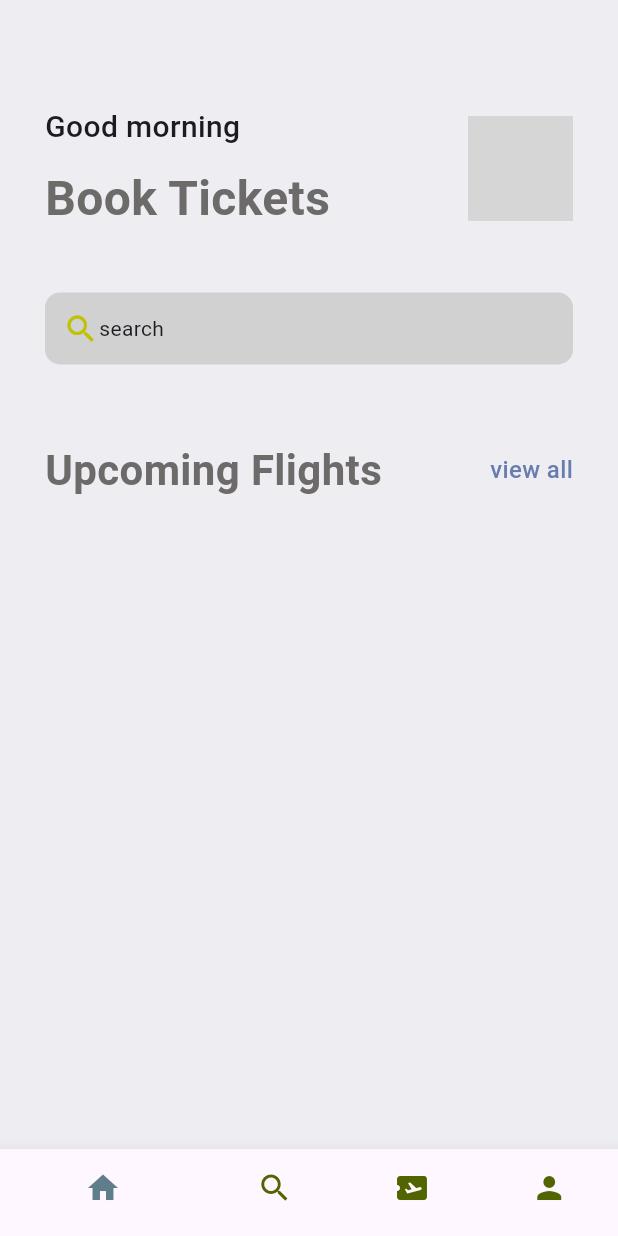
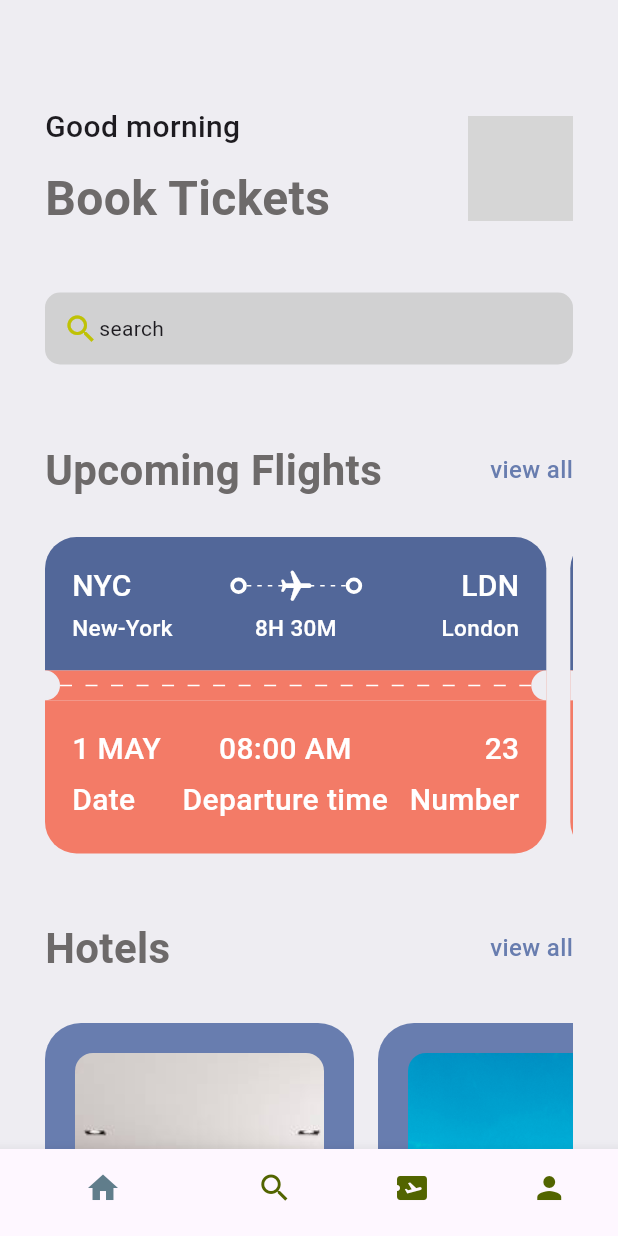
Before and after one commit to riya-powar/ticket-app, a Flutter app: the screen it shows after launch, on a phone screen of 412 x 824 dp. Run offline on Flutter 3.47's test engine with Material 3 defaults, Android fonts, the phone set to English and light mode, and no system bars; our stand-ins replace fluentui_icons; grey boxes are pictures that could not be loaded.

Commit message:
"Updated various files in the Flutter project, including widgets, screens, and routes, with changes to layout, styling, and navigation."

```diff
--- a/lib/base/res/styles/app_styles.dart
+++ b/lib/base/res/styles/app_styles.dart
@@ -7,6 +7,9 @@ class AppStyles {
   static Color primaryColor= primary;
   static Color textColor= const Color(0xFF6D6A6A);
   static Color bgColor= const Color(0xFFeeedf2);
+  static Color ticketBlue= const Color(0xFF526799);
+  static Color ticketOrange= const Color(0xFFF37B67);
+  static Color kakiColor= const Color(0xFFd2bdb6);
 
   static TextStyle textStyle=TextStyle(
     fontSize: 16,
@@ -30,4 +33,9 @@ class AppStyles {
     fontSize: 20,
     fontWeight: FontWeight.w500,
   );
+
+  static TextStyle headLineStyle4=TextStyle(
+    fontSize: 15,
+    fontWeight: FontWeight.w500,
+  );
 }
--- /dev/null
+++ b/lib/base/utils/all_json.dart
@@ -0,0 +1,81 @@
+List<Map<String,dynamic>> ticketList=[
+  {
+    'from':{
+      'code':"NYC",
+      'name':"New-York"
+    },
+    'to':{
+      'code':"LDN",
+      'name':"London"
+    },
+    'flying_time':'8H 30M',
+    'date':"1 MAY",
+    'departure_time':"08:00 AM",
+    'number':"23"
+  },
+  {
+    'from':{
+      'code':"DK",
+      'name':"Dhaka"
+    },
+    'to':{
+      'code':"SH",
+      'name':"Shanghai"
+    },
+    'flying_time':'4H 20M',
+    'date':"24 MAY",
+    'departure_time':"09:00 AM",
+    'number':"45"
+  },
+  {
+    'from':{
+      'code':"LA",
+      'name':"Los-Angeles"
+    },
+    'to':{
+      'code':"MUM",
+      'name':"Mumbai"
+    },
+    'flying_time':'8H 30M',
+    'date':"16 JULY",
+    'departure_time':"08:00 AM",
+    'number':"1"
+  },
+  {
+    'from':{
+      'code':"DK",
+      'name':"Dhaka"
+    },
+    'to':{
+      'code':"SH",
+      'name':"Shanghai"
+    },
+    'flying_time':'4H 20M',
+    'date':"10 MAY",
+    'departure_time':"09:00 AM",
+    'number':"45"
+  },
+];
+
+
+
+List<Map<String,dynamic>> hotelList=[
+  {
+    'image':'hotel_room.jpg',
+    'place':'Open Space',
+    'destination':'London',
+    'price':25
+  },
+  {
+    'image':'city_view.jpg',
+    'place':'Global Will',
+    'destination':'London',
+    'price':40
+  },
+  {
+    'image':'pool_view.avif',
+    'place':'Best Pool in the City',
+    'destination':'Dubai',
+    'price':68
+  },
+];
--- /dev/null
+++ b/lib/base/widgets/app_column_textlayout.dart
@@ -0,0 +1,21 @@
+import 'package:flutter/material.dart';
+import 'package:ticket_app/base/widgets/text_style_third.dart';
+
+class AppColumnTextlayout extends StatelessWidget {
+  final String topText;
+  final String bottomText;
+  final CrossAxisAlignment align;
+  const AppColumnTextlayout( {super.key, required this.topText, required this.bottomText, this.align=CrossAxisAlignment.start});
+
+  @override
+  Widget build(BuildContext context) {
+    return Column(
+                        crossAxisAlignment: align,
+                        children: [
+                          TextStyleThird(text: topText),
+                          const SizedBox(height: 5),
+                          TextStyleThird(text: bottomText),
+                        ],
+                      );
+  }
+}
--- a/lib/base/widgets/app_double_text.dart
+++ b/lib/base/widgets/app_double_text.dart
@@ -2,9 +2,10 @@ import 'package:flutter/material.dart';
 import 'package:ticket_app/base/res/styles/app_styles.dart';
 
 class AppDoubleText extends StatelessWidget {
-  const AppDoubleText({super.key,required this.bigText, required this.smallText});
+  const AppDoubleText({super.key,required this.bigText, required this.smallText, required this.func});
   final String bigText;
   final String smallText;
+  final VoidCallback func;
   @override
   Widget build(BuildContext context) {
     return Row(
@@ -13,7 +14,7 @@ class AppDoubleText extends StatelessWidget {
         Text(bigText, style: AppStyles.headLineStyle2),
         InkWell(
           onTap: (){
-
+            func();
           },
           child: Text(smallText,style: AppStyles.textStyle.copyWith(
             color:AppStyles.primaryColor
--- /dev/null
+++ b/lib/base/widgets/app_layoutbuilder_widget.dart
@@ -0,0 +1,27 @@
+import 'package:flutter/material.dart';
+import 'package:flutter/cupertino.dart';
+
+class AppLayoutBuilderWidget extends StatelessWidget {
+  final int randomDivider;
+  final double width;
+  const AppLayoutBuilderWidget({super.key, required this.randomDivider, this.width=3});
+
+  @override
+  Widget build(BuildContext context) {
+    return LayoutBuilder(builder: (BuildContext context, BoxConstraints constraints){
+      return Flex(
+        mainAxisAlignment: MainAxisAlignment.spaceBetween,
+        direction: Axis.horizontal,
+        children: List.generate((constraints.constrainWidth()/randomDivider).floor(), (index)=> SizedBox(
+          width: width,
+          height: 1,
+          child:const DecoratedBox(
+            decoration: BoxDecoration(
+              color: Colors.white,
+            ),
+          ),
+        )),
+      );
+    });
+  }
+}
--- /dev/null
+++ b/lib/base/widgets/big_circle.dart
@@ -0,0 +1,27 @@
+import 'package:flutter/material.dart';
+import 'package:ticket_app/base/res/styles/app_styles.dart';
+
+
+class BigCircle extends StatelessWidget {
+  final bool isRight;
+  const BigCircle({super.key, required this.isRight});
+
+  @override
+  Widget build(BuildContext context) {
+    return  SizedBox(
+                    height: 20,
+                    width: 10,
+                    child: DecoratedBox(decoration: BoxDecoration(
+                      color: AppStyles.bgColor,
+                      borderRadius: isRight==true? const BorderRadius.only(
+                        topLeft: Radius.circular(10),
+                        bottomLeft: Radius.circular(10)
+                      ): const BorderRadius.only(
+                        topRight: Radius.circular(10),
+                        bottomRight: Radius.circular(10)
+                      )
+
+                    ))
+                  );
+  }
+}
--- /dev/null
+++ b/lib/base/widgets/big_dot.dart
@@ -0,0 +1,17 @@
+import 'package:flutter/material.dart';
+import 'package:flutter/cupertino.dart';
+
+class BigDot extends StatelessWidget {
+  const BigDot({super.key});
+
+  @override
+  Widget build(BuildContext context) {
+    return Container(
+      padding: EdgeInsets.all(3),
+      decoration: BoxDecoration(
+        border: Border.all(width: 2.5, color: Colors.white),
+        borderRadius: BorderRadius.circular(20),
+      ),
+    );
+  }
+}
--- /dev/null
+++ b/lib/base/widgets/text_style_fourth.dart
@@ -0,0 +1,13 @@
+import 'package:flutter/material.dart';
+import 'package:ticket_app/base/res/styles/app_styles.dart';
+
+class TextStyleFourth extends StatelessWidget {
+  final String text;
+  final TextAlign align;
+  const TextStyleFourth({super.key, required this.text, this.align=TextAlign.start});
+
+  @override
+  Widget build(BuildContext context) {
+    return Text(text, style: AppStyles.headLineStyle4.copyWith(color: Colors.white), textAlign: align,);
+  }
+}
--- /dev/null
+++ b/lib/base/widgets/text_style_third.dart
@@ -0,0 +1,12 @@
+import 'package:flutter/material.dart';
+import 'package:ticket_app/base/res/styles/app_styles.dart';
+
+class TextStyleThird extends StatelessWidget {
+  final String text;
+  const TextStyleThird({super.key, required this.text});
+
+  @override
+  Widget build(BuildContext context) {
+    return Text(text, style: AppStyles.headLineStyle3.copyWith(color: Colors.white));
+  }
+}
--- a/lib/base/widgets/ticket_view.dart
+++ b/lib/base/widgets/ticket_view.dart
@@ -0,0 +1,120 @@
+import 'package:flutter/material.dart';
+import 'package:flutter/cupertino.dart';
+import 'package:ticket_app/base/res/styles/app_styles.dart';
+import 'package:ticket_app/base/utils/all_json.dart';
+import 'package:ticket_app/base/widgets/app_column_textlayout.dart';
+import 'package:ticket_app/base/widgets/app_layoutbuilder_widget.dart';
+import 'package:ticket_app/base/widgets/big_circle.dart';
+import 'package:ticket_app/base/widgets/big_dot.dart';
+import 'package:ticket_app/base/widgets/text_style_fourth.dart';
+import 'package:ticket_app/base/widgets/text_style_third.dart';
+
+class TicketView extends StatelessWidget {
+  final Map<String,dynamic> ticket;
+  final bool wholeScreen;
+  const TicketView({super.key, required this.ticket, this.wholeScreen=false});
+
+  @override
+  Widget build(BuildContext context) {
+    final size= MediaQuery.of(context).size;
+
+    return SizedBox(
+      width: size.width*0.85,
+      height: 214,
+      child: Container(
+        margin: EdgeInsets.only(right:wholeScreen==true?0:16),
+        child: Column(
+          children: [
+            Container(
+
+              padding: EdgeInsets.all(18),
+             // color: const Color.fromARGB(255, 71, 246, 246),
+              child: Column(
+                children: [
+                  //show departure and destination with icons first line
+                  Row(
+                    children: [
+                      TextStyleThird(text: ticket['from']['code'],),
+                      Expanded(child: Container()),
+                      const BigDot(),
+                      Expanded(child: Stack(children: [
+                        const SizedBox(
+                          height: 24,
+                          child: AppLayoutBuilderWidget(randomDivider: 6,)
+                        ),
+                        Center(child: Transform.rotate(
+                          angle: 1.57,
+                          child: const Icon(Icons.local_airport_rounded, color: Colors.white,)
+                          ),
+                          )
+                      ],)),
+                      const BigDot(),
+                      Expanded(child: Container()),
+                      TextStyleThird(text: ticket['to']['code'])
+                    ],
+                  ),
+                  const SizedBox(height:3),
+                  //show departure and destination with names and time
+                  Row(
+                    children: [
+                      SizedBox(
+                        width: 100,
+                        child: TextStyleFourth(text: ticket['from']['name'])
+                        ),
+                      Expanded(child: Container()),
+                      TextStyleFourth(text: ticket['flying_time']),
+                      Expanded(child: Container()),
+                       SizedBox(
+                        width: 100,
+                        child: TextStyleFourth(text: ticket['to']['name'], align: TextAlign.end)
+                        )
+                    ],
+                  )
+                ],
+              ),
+              decoration: BoxDecoration(
+                color: AppStyles.ticketBlue,
+                borderRadius: BorderRadius.only(topLeft: Radius.circular(21), topRight: Radius.circular(21))
+              ),
+            ),
+            Container(
+              //height: 20,
+              color: AppStyles.ticketOrange,
+              child:  Row(
+                children: [
+                  const BigCircle(isRight: false),
+                  Expanded(child: AppLayoutBuilderWidget(randomDivider: 16, width: 8,)),
+                  const BigCircle(isRight: true)
+                ],
+              ),
+            ),
+            Container(
+
+              padding: EdgeInsets.all(18),
+             // color: const Color.fromARGB(255, 71, 246, 246),
+              child: Column(
+                children: [
+                  //show departure and destination with icons first line
+                  Row(
+                    mainAxisAlignment: MainAxisAlignment.spaceBetween,
+                    children: [
+                      AppColumnTextlayout(topText: ticket['date'], bottomText: "Date"),
+                      AppColumnTextlayout(topText: ticket['departure_time'], bottomText: "Departure time",align: CrossAxisAlignment.center,),
+                      AppColumnTextlayout(topText: ticket['number'], bottomText: "Number",align: CrossAxisAlignment.end),
+                    ],
+                  ),
+                  const SizedBox(height:3),
+
+          ]),
+              decoration: BoxDecoration(
+                color: AppStyles.ticketOrange,
+                borderRadius: BorderRadius.only(bottomLeft: Radius.circular(21), bottomRight: Radius.circular(21))
+              ),
+            ),
+
+          ],
+        ),
+      ),
+    );
+  }
+}
--- a/lib/main.dart
+++ b/lib/main.dart
@@ -1,5 +1,7 @@
 import 'package:flutter/material.dart';
 import 'package:ticket_app/base/bottom_nav_bar.dart';
+import 'package:ticket_app/screens/all_tickets.dart';
+import 'package:ticket_app/routes/app_routes.dart';
 
 void main() {
   runApp(const MyApp());
@@ -13,9 +15,15 @@ class MyApp extends StatelessWidget {
 
   @override
   Widget build(BuildContext context) {
-    return const MaterialApp(
+    return  MaterialApp(
       debugShowCheckedModeBanner: false,
-      home: BottomNavBar()
+      initialRoute: '/',
+      routes: {
+        "/": (context) => const BottomNavBar(),
+        "/all_tickets": (context) =>const AllTickets()
+        //AppRoutes.allTickets: (context) => const AllTickets()
+      },
+
     );
   }
 }
--- /dev/null
+++ b/lib/routes/app_routes.dart
@@ -0,0 +1,14 @@
+
+class AppRoutes{
+
+  static const homePage = "/";
+
+  static const allTickets = "/all_tickets";
+
+  static const ticketScreen = "/ticket_screen";
+
+  static const allHotels = "/all_hotels";
+
+  static const hotelDetail = "/hotel_detail";
+
+}
--- /dev/null
+++ b/lib/screens/all_tickets.dart
@@ -0,0 +1,28 @@
+import 'package:flutter/material.dart';
+import 'package:ticket_app/base/utils/all_json.dart';
+import 'package:ticket_app/base/widgets/ticket_view.dart';
+
+class AllTickets extends StatelessWidget {
+  const AllTickets({super.key});
+
+  @override
+  Widget build(BuildContext context) {
+    return Scaffold(
+      appBar: AppBar(
+        title: const Text("All Tickets"),
+      ),
+      body: ListView(
+        children: [
+          SingleChildScrollView(
+            child: Column(
+              children: ticketList.map((singleTicket) => Container(
+                margin: EdgeInsets.only(bottom: 20),
+                child: TicketView(ticket: singleTicket,wholeScreen: true,)
+                )).toList(),
+            )
+          )
+        ],
+      )
+    );
+  }
+}
--- a/lib/screens/home_screen.dart
+++ b/lib/screens/home_screen.dart
@@ -1,7 +1,12 @@
 import 'package:flutter/material.dart';
+import 'package:ticket_app/routes/app_routes.dart';
 import 'package:ticket_app/base/res/media.dart';
 import 'package:ticket_app/base/res/styles/app_styles.dart';
+import 'package:ticket_app/base/utils/all_json.dart';
 import 'package:ticket_app/base/widgets/app_double_text.dart';
+import 'package:ticket_app/base/widgets/ticket_view.dart';
+import 'package:ticket_app/screens/widgets/hotel.dart';
+
 
 
 class HomeScreen extends StatelessWidget{
@@ -14,9 +19,11 @@ class HomeScreen extends StatelessWidget{
       children: [
         SizedBox(height: 50,),
         Container(
+
           //color: const Color.fromARGB(255, 155, 213, 239),
           padding: const EdgeInsets.symmetric(horizontal:30, vertical: 20),
           child: Column(
+            crossAxisAlignment: CrossAxisAlignment.start,
           children: [
             Row(
               mainAxisAlignment: MainAxisAlignment.spaceBetween
@@ -63,7 +70,33 @@ class HomeScreen extends StatelessWidget{
 
             ),
             const SizedBox(height: 50,),
-            AppDoubleText(bigText: 'Upcoming Flights',smallText: 'view all',),
+            AppDoubleText(
+              bigText: 'Upcoming Flights',
+              smallText: 'view all',
+              func: ()=> Navigator.pushNamed(context, AppRoutes.allTickets)
+              ),
+            SizedBox(height: 25,),
+            SingleChildScrollView(
+              scrollDirection: Axis.horizontal,
+              child: Row(children: ticketList.take(2).map((singleTicket)=> TicketView(ticket:singleTicket),
+              ).toList(),
+              )
+              ),
+            SizedBox(height: 40,),
+
+            AppDoubleText(
+              bigText: 'Hotels',
+              smallText: 'view all',
+              func: ()=> Navigator.pushNamed(context, AppRoutes.allTickets)
+              ),
+            SizedBox(height: 30,),
+            SingleChildScrollView(
+              scrollDirection: Axis.horizontal,
+              child: Row(children: hotelList.take(2).map((singleHotel)=> Hotel(hotel:singleHotel),
+              ).toList(),
+              )
+            )
+
             ],
         )
 
--- /dev/null
+++ b/lib/screens/widgets/hotel.dart
@@ -0,0 +1,56 @@
+import 'package:flutter/material.dart';
+import 'package:ticket_app/base/res/media.dart';
+import 'package:ticket_app/base/res/styles/app_styles.dart';
+
+class Hotel extends StatelessWidget {
+  final Map<String,dynamic> hotel;
+  const Hotel({super.key, required this.hotel});
+
+  @override
+  Widget build(BuildContext context) {
+    final size=MediaQuery.of(context).size;
+    return Container(
+      margin: EdgeInsets.only(right:16),
+      padding: const EdgeInsets.all(20),
+      width: size.width*0.5,
+      height: size.height*0.80,
+
+      decoration: BoxDecoration(
+        color: AppStyles.primaryColor,
+        borderRadius: BorderRadius.circular(24)
+      ),
+      child: Column(
+
+        crossAxisAlignment: CrossAxisAlignment.start,
+        children: [
+          Container(
+            height: 350,
+            decoration: BoxDecoration(
+            color: AppStyles.primaryColor,
+            borderRadius: BorderRadius.circular(12),
+            image: DecorationImage(
+              fit: BoxFit.cover,
+              image: AssetImage("assets/images/${hotel['image']}")
+            )
+           ),
+          ),
+          const SizedBox(height: 30,),
+          Padding(
+            padding: const EdgeInsets.only(left: 20),
+            child: Text(hotel['place'], style: AppStyles.headLineStyle1.copyWith(color: AppStyles.kakiColor)),
+          ),
+          SizedBox(height: 20,),
+          Padding(
+            padding: const EdgeInsets.only(left: 20),
+            child: Text(hotel['destination'], style: AppStyles.headLineStyle3.copyWith(color: Colors.white)),
+          ),
+          SizedBox(height: 20,),
+          Padding(
+            padding: const EdgeInsets.only(left: 20),
+            child: Text("\$${hotel['price']}/per night", style: AppStyles.headLineStyle1.copyWith(color: AppStyles.kakiColor)),
+          )
+        ],
+      ),
+    );
+  }
+}
```
